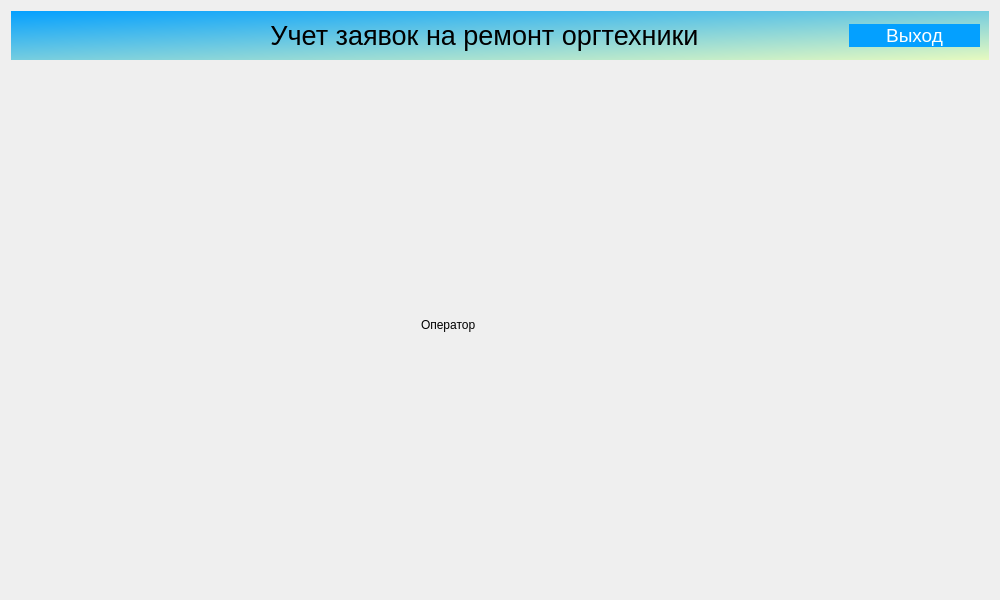
Old version of the form views/welcomescreen.ui in the repository Julia-Zhirnova/StepicDemo.
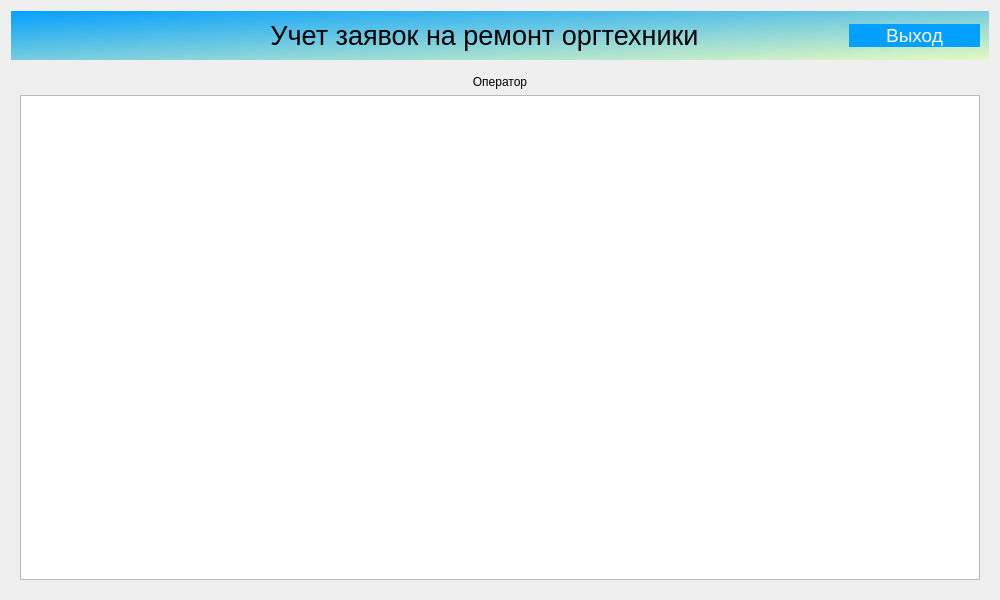
New version of the form. The open tabs and pages were chosen to show the change. Icons and pictures are not drawn.

Commit message: поправили дизайн, добавили таблицу

What changed in the file:
```diff
--- a/views/welcomescreen.ui
+++ b/views/welcomescreen.ui
@@ -285,19 +285,21 @@
       </widget>
      </widget>
      <widget class="QWidget" name="Operator">
-      <widget class="QLabel" name="label_9">
-       <property name="geometry">
-        <rect>
-         <x>410</x>
-         <y>250</y>
-         <width>66</width>
-         <height>18</height>
-        </rect>
-       </property>
-       <property name="text">
-        <string>Оператор</string>
-       </property>
-      </widget>
+      <layout class="QGridLayout" name="gridLayout_3">
+       <item row="0" column="0">
+        <widget class="QLabel" name="label_9">
+         <property name="text">
+          <string>Оператор</string>
+         </property>
+         <property name="alignment">
+          <set>Qt::AlignCenter</set>
+         </property>
+        </widget>
+       </item>
+       <item row="1" column="0">
+        <widget class="QTableWidget" name="tableWidget"/>
+       </item>
+      </layout>
      </widget>
      <widget class="QWidget" name="Manager">
       <widget class="QLabel" name="label_8">
```
Left out of the diff: 188 changed lines with no effect on the pictures. The commit also changes 1 other file.
